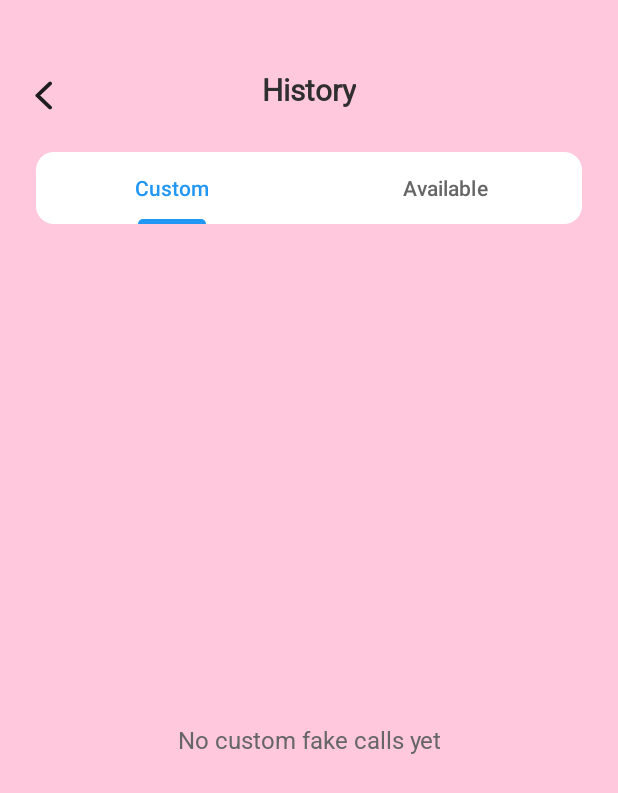
After one commit to thequyenle/ST_069, an Android app: the CustomCallsFragment screen opened directly, with no data from a screen before it, on a phone screen of 412 x 824 dp. The commit adds this screen. Shown: the top 793 px of the screen. Run offline under Robolectric (Android 15) with nearby library versions, the phone set to English and light mode, and no system bars; our stand-ins replace Room's generated code; pictures from the network do not load.

Commit message:
do history addfakecall

```diff
--- a/app/src/main/AndroidManifest.xml
+++ b/app/src/main/AndroidManifest.xml
@@ -31,6 +31,9 @@
         android:supportsRtl="true"
         android:theme="@style/Theme.ST069_FakeCallPhonePrank"
         tools:targetApi="31">
+        <activity
+            android:name=".activity.HistoryActivity"
+            android:exported="false" />
         <activity
             android:name=".activity.SelectDeviceActivity"
             android:exported="false" />
--- a/app/src/main/java/net/android/st069_fakecallphoneprank/activity/AddFakeCallActivity.kt
+++ b/app/src/main/java/net/android/st069_fakecallphoneprank/activity/AddFakeCallActivity.kt
@@ -150,6 +150,11 @@ class AddFakeCallActivity : AppCompatActivity() {
             if (validateInputs()) {
                 saveFakeCall()
             }
+        }
+        // History
+        binding.ivHitory.setOnClickListener {
+            val intent = Intent(this, HistoryActivity::class.java)
+            startActivity(intent)
         }
     }
 
--- /dev/null
+++ b/app/src/main/java/net/android/st069_fakecallphoneprank/activity/HistoryActivity.kt
@@ -0,0 +1,40 @@
+package net.android.st069_fakecallphoneprank.activity
+
+import android.os.Bundle
+import androidx.appcompat.app.AppCompatActivity
+import com.google.android.material.tabs.TabLayoutMediator
+import net.android.st069_fakecallphoneprank.adapters.HistoryPagerAdapter
+import net.android.st069_fakecallphoneprank.databinding.ActivityHistoryBinding
+
+class HistoryActivity : AppCompatActivity() {
+
+    private lateinit var binding: ActivityHistoryBinding
+
+    override fun onCreate(savedInstanceState: Bundle?) {
+        super.onCreate(savedInstanceState)
+        binding = ActivityHistoryBinding.inflate(layoutInflater)
+        setContentView(binding.root)
+
+        setupViewPager()
+        setupClickListeners()
+    }
+
+    private fun setupViewPager() {
+        val adapter = HistoryPagerAdapter(this)
+        binding.viewPager.adapter = adapter
+
+        TabLayoutMediator(binding.tabLayout, binding.viewPager) { tab, position ->
+            tab.text = when (position) {
+                0 -> "Custom"
+                1 -> "Available"
+                else -> ""
+            }
+        }.attach()
+    }
+
+    private fun setupClickListeners() {
+        binding.btnBack.setOnClickListener {
+            finish()
+        }
+    }
+}
--- /dev/null
+++ b/app/src/main/java/net/android/st069_fakecallphoneprank/adapters/HistoryPagerAdapter.kt
@@ -0,0 +1,21 @@
+package net.android.st069_fakecallphoneprank.adapters
+
+import androidx.fragment.app.Fragment
+import androidx.fragment.app.FragmentActivity
+import androidx.viewpager2.adapter.FragmentStateAdapter
+import net.android.st069_fakecallphoneprank.fragments.AvailableCallsFragment
+import net.android.st069_fakecallphoneprank.fragments.CustomCallsFragment
+
+class HistoryPagerAdapter(fragmentActivity: FragmentActivity) :
+    FragmentStateAdapter(fragmentActivity) {
+
+    override fun getItemCount(): Int = 2
+
+    override fun createFragment(position: Int): Fragment {
+        return when (position) {
+            0 -> CustomCallsFragment()
+            1 -> AvailableCallsFragment()
+            else -> CustomCallsFragment()
+        }
+    }
+}
--- /dev/null
+++ b/app/src/main/java/net/android/st069_fakecallphoneprank/fragments/CustomCallsFragment.kt
@@ -0,0 +1,107 @@
+package net.android.st069_fakecallphoneprank.fragments
+
+import android.content.Intent
+import android.os.Bundle
+import android.view.LayoutInflater
+import android.view.View
+import android.view.ViewGroup
+import android.widget.Toast
+import androidx.fragment.app.Fragment
+import androidx.fragment.app.viewModels
+import androidx.recyclerview.widget.LinearLayoutManager
+import net.android.st069_fakecallphoneprank.activity.AddFakeCallActivity
+import net.android.st069_fakecallphoneprank.adapters.HistoryCallAdapter
+import net.android.st069_fakecallphoneprank.data.entity.FakeCall
+import net.android.st069_fakecallphoneprank.databinding.FragmentCustomCallsBinding
+import net.android.st069_fakecallphoneprank.services.FakeCallScheduler
+import net.android.st069_fakecallphoneprank.viewmodel.FakeCallViewModel
+
+class CustomCallsFragment : Fragment() {
+
+    private var _binding: FragmentCustomCallsBinding? = null
+    private val binding get() = _binding!!
+
+    private val viewModel: FakeCallViewModel by viewModels()
+    private lateinit var adapter: HistoryCallAdapter
+
+    override fun onCreateView(
+        inflater: LayoutInflater,
+        container: ViewGroup?,
+        savedInstanceState: Bundle?
+    ): View {
+        _binding = FragmentCustomCallsBinding.inflate(inflater, container, false)
+        return binding.root
+    }
+
+    override fun onViewCreated(view: View, savedInstanceState: Bundle?) {
+        super.onViewCreated(view, savedInstanceState)
+
+        setupRecyclerView()
+        setupObservers()
+    }
+
+    private fun setupRecyclerView() {
+        adapter = HistoryCallAdapter(
+            showEditButton = true,
+            onEditClick = { fakeCall ->
+                editFakeCall(fakeCall)
+            },
+            onCallClick = { fakeCall ->
+                triggerFakeCall(fakeCall)
+            }
+        )
+
+        binding.rvCustomCalls.layoutManager = LinearLayoutManager(requireContext())
+        binding.rvCustomCalls.adapter = adapter
+    }
+
+    private fun setupObservers() {
+        viewModel.allFakeCalls.observe(viewLifecycleOwner) { fakeCalls ->
+            if (fakeCalls.isEmpty()) {
+                binding.tvEmpty.visibility = View.VISIBLE
+                binding.rvCustomCalls.visibility = View.GONE
+            } else {
+                binding.tvEmpty.visibility = View.GONE
+                binding.rvCustomCalls.visibility = View.VISIBLE
+                adapter.submitList(fakeCalls)
+            }
+        }
+    }
+
+    private fun editFakeCall(fakeCall: FakeCall) {
+        val intent = Intent(requireContext(), AddFakeCallActivity::class.java).apply {
+            putExtra("EDIT_MODE", true)
+            putExtra("FAKE_CALL_ID", fakeCall.id)
+            putExtra("NAME", fakeCall.name)
+            putExtra("PHONE", fakeCall.phoneNumber)
+            putExtra("AVATAR", fakeCall.avatar)
+            putExtra("VOICE", fakeCall.voiceType)
+            putExtra("DEVICE", fakeCall.deviceType)
+            putExtra("SET_TIME", fakeCall.setTime)
+            putExtra("TALK_TIME", fakeCall.talkTime)
+        }
+        startActivity(intent)
+    }
+
+    private fun triggerFakeCall(fakeCall: FakeCall) {
+        val scheduler = FakeCallScheduler(requireContext())
+
+        val updatedCall = fakeCall.copy(
+            setTime = 0,
+            scheduledTime = System.currentTimeMillis()
+        )
+
+        scheduler.scheduleFakeCall(updatedCall)
+
+        Toast.makeText(
+            requireContext(),
+            "Fake call will trigger shortly",
+            Toast.LENGTH_SHORT
+        ).show()
+    }
+
+    override fun onDestroyView() {
+        super.onDestroyView()
+        _binding = null
+    }
+}
--- /dev/null
+++ b/app/src/main/res/layout/activity_history.xml
@@ -0,0 +1,66 @@
+<?xml version="1.0" encoding="utf-8"?>
+<androidx.constraintlayout.widget.ConstraintLayout xmlns:android="http://schemas.android.com/apk/res/android"
+    xmlns:app="http://schemas.android.com/apk/res-auto"
+    android:layout_width="match_parent"
+    android:layout_height="match_parent"
+    android:background="#FFC8DC">
+
+    <androidx.constraintlayout.widget.ConstraintLayout
+        android:id="@+id/layoutHeader"
+        android:layout_width="match_parent"
+        android:layout_height="89dp"
+        android:background="#FFC8DC"
+        app:layout_constraintTop_toTopOf="parent">
+
+        <ImageButton
+            android:id="@+id/btnBack"
+            android:layout_width="11dp"
+            android:layout_height="20dp"
+            android:layout_marginStart="23dp"
+            android:background="?attr/selectableItemBackgroundBorderless"
+            android:scaleType="fitXY"
+            android:src="@drawable/ic_arrowback_addfakecall"
+            app:layout_constraintBottom_toBottomOf="@id/tvTitle"
+            app:layout_constraintStart_toStartOf="parent" />
+
+        <TextView
+            android:id="@+id/tvTitle"
+            android:layout_width="wrap_content"
+            android:layout_height="wrap_content"
+            android:layout_marginBottom="16dp"
+            android:fontFamily="@font/roboto"
+            android:text="History"
+            android:textColor="#2F2F2F"
+            android:textSize="20sp"
+            android:textStyle="bold"
+            app:layout_constraintBottom_toBottomOf="parent"
+            app:layout_constraintEnd_toEndOf="parent"
+            app:layout_constraintStart_toStartOf="parent" />
+    </androidx.constraintlayout.widget.ConstraintLayout>
+
+    <com.google.android.material.tabs.TabLayout
+        android:id="@+id/tabLayout"
+        android:layout_width="0dp"
+        android:layout_height="48dp"
+        android:layout_marginHorizontal="24dp"
+        android:layout_marginTop="12dp"
+        android:background="@drawable/bg_rounded_corners_white"
+        app:layout_constraintEnd_toEndOf="parent"
+        app:layout_constraintStart_toStartOf="parent"
+        app:layout_constraintTop_toBottomOf="@id/layoutHeader"
+        app:tabIndicatorColor="#2196F3"
+        app:tabMode="fixed"
+        app:tabSelectedTextColor="#2196F3"
+        app:tabTextColor="#666666" />
+
+    <androidx.viewpager2.widget.ViewPager2
+        android:id="@+id/viewPager"
+        android:layout_width="0dp"
+        android:layout_height="0dp"
+        android:layout_marginTop="12dp"
+        app:layout_constraintBottom_toBottomOf="parent"
+        app:layout_constraintEnd_toEndOf="parent"
+        app:layout_constraintStart_toStartOf="parent"
+        app:layout_constraintTop_toBottomOf="@id/tabLayout" />
+
+</androidx.constraintlayout.widget.ConstraintLayout>
--- /dev/null
+++ b/app/src/main/res/layout/fragment_custom_calls.xml
@@ -0,0 +1,34 @@
+<?xml version="1.0" encoding="utf-8"?>
+<androidx.constraintlayout.widget.ConstraintLayout xmlns:android="http://schemas.android.com/apk/res/android"
+    xmlns:app="http://schemas.android.com/apk/res-auto"
+    android:layout_width="match_parent"
+    android:layout_height="match_parent">
+
+    <androidx.recyclerview.widget.RecyclerView
+        android:id="@+id/rvCustomCalls"
+        android:layout_width="0dp"
+        android:layout_height="0dp"
+        android:clipToPadding="false"
+        android:paddingTop="12dp"
+        android:paddingBottom="16dp"
+        app:layout_constraintBottom_toBottomOf="parent"
+        app:layout_constraintEnd_toEndOf="parent"
+        app:layout_constraintStart_toStartOf="parent"
+        app:layout_constraintTop_toTopOf="parent" />
+
+    <TextView
+        android:id="@+id/tvEmpty"
+        android:layout_width="wrap_content"
+        android:layout_height="wrap_content"
+        android:fontFamily="@font/roboto"
+        android:text="No custom fake calls yet"
+        android:textAlignment="center"
+        android:textColor="#666666"
+        android:textSize="16sp"
+        android:visibility="gone"
+        app:layout_constraintBottom_toBottomOf="parent"
+        app:layout_constraintEnd_toEndOf="parent"
+        app:layout_constraintStart_toStartOf="parent"
+        app:layout_constraintTop_toTopOf="parent" />
+
+</androidx.constraintlayout.widget.ConstraintLayout>
```
Also changed, not shown: app/src/main/java/net/android/st069_fakecallphoneprank/adapters/HistoryCallAdapter.kt (added, +69 -0 lines), app/src/main/java/net/android/st069_fakecallphoneprank/fragments/AvailableCallsFragment.kt (added, +88 -0 lines), app/src/main/res/layout/fragment_available_calls.xml (added, +34 -0 lines), app/src/main/res/layout/item_history_call.xml (added, +79 -0 lines), app/src/main/res/drawable/ic_call_green.png (added), app/src/main/res/drawable/ic_pen.png (added).
